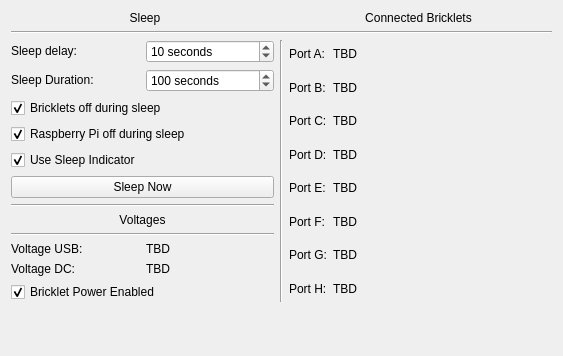
Above: src/brickv/plugin_system/plugins/hat/ui/hat.ui from Tinkerforge/brickv before the change. Below: the same form after it.
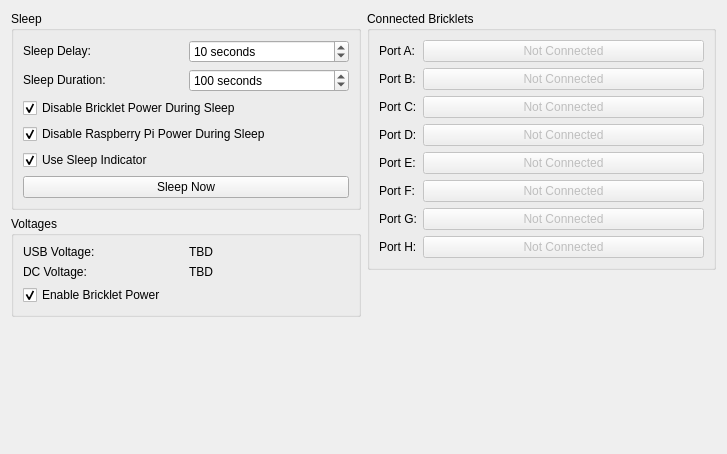
That is the form after the change.

Commit message: hat(-zero): Use group boxes and buttons for connected Bricklets

```diff
--- a/src/brickv/plugin_system/plugins/hat/ui/hat.ui
+++ b/src/brickv/plugin_system/plugins/hat/ui/hat.ui
@@ -6,67 +6,34 @@
    <rect>
     <x>0</x>
     <y>0</y>
-    <width>563</width>
-    <height>356</height>
+    <width>727</width>
+    <height>454</height>
    </rect>
   </property>
   <property name="windowTitle">
    <string>Form</string>
   </property>
-  <layout class="QVBoxLayout" name="verticalLayout">
-   <item>
-    <layout class="QHBoxLayout" name="horizontalLayout_2">
-     <item>
-      <widget class="QLabel" name="label_21">
-       <property name="text">
-        <string>Sleep</string>
-       </property>
-       <property name="alignment">
-        <set>Qt::AlignCenter</set>
-       </property>
-      </widget>
-     </item>
-     <item>
-      <widget class="QLabel" name="label_22">
-       <property name="text">
-        <string>Connected Bricklets</string>
-       </property>
-       <property name="alignment">
-        <set>Qt::AlignCenter</set>
-       </property>
-      </widget>
-     </item>
-    </layout>
-   </item>
-   <item>
-    <widget class="Line" name="line_4">
-     <property name="orientation">
-      <enum>Qt::Horizontal</enum>
-     </property>
-    </widget>
-   </item>
-   <item>
     <layout class="QHBoxLayout" name="horizontalLayout">
      <item>
-      <layout class="QHBoxLayout" name="horizontalLayout_4">
+    <layout class="QVBoxLayout" name="verticalLayout_4">
+     <item>
+      <widget class="QGroupBox" name="groupBox_3">
+       <property name="title">
+        <string>Sleep</string>
+       </property>
+       <layout class="QVBoxLayout" name="verticalLayout_3">
        <item>
         <layout class="QGridLayout" name="gridLayout_3">
-         <item row="1" column="1">
-          <widget class="QSpinBox" name="spinbox_sleep_duration">
-           <property name="suffix">
-            <string notr="true"> seconds</string>
-           </property>
-           <property name="prefix">
-            <string notr="true"/>
-           </property>
-           <property name="minimum">
-            <number>1</number>
-           </property>
-           <property name="maximum">
-            <number>100000</number>
-           </property>
-           <property name="value">
-            <number>100</number>
+          <item row="0" column="0">
+           <widget class="QLabel" name="label_13">
+            <property name="sizePolicy">
+             <sizepolicy hsizetype="Minimum" vsizetype="Fixed">
+              <horstretch>0</horstretch>
+              <verstretch>0</verstretch>
+             </sizepolicy>
+            </property>
+            <property name="text">
+             <string>Sleep Delay:</string>
            </property>
           </widget>
          </item>
@@ -105,46 +72,45 @@
            </property>
           </widget>
          </item>
-         <item row="0" column="0">
-          <widget class="QLabel" name="label_13">
-           <property name="sizePolicy">
-            <sizepolicy hsizetype="Minimum" vsizetype="Fixed">
-             <horstretch>0</horstretch>
-             <verstretch>0</verstretch>
-            </sizepolicy>
-           </property>
+          <item row="1" column="1">
+           <widget class="QSpinBox" name="spinbox_sleep_duration">
+            <property name="suffix">
+             <string notr="true"> seconds</string>
+            </property>
+            <property name="prefix">
+             <string notr="true"/>
+            </property>
+            <property name="minimum">
+             <number>1</number>
+            </property>
+            <property name="maximum">
+             <number>100000</number>
+            </property>
+            <property name="value">
+             <number>100</number>
+            </property>
+           </widget>
+          </item>
+          <item row="2" column="0" colspan="2">
+           <widget class="QCheckBox" name="checkbox_bricklets_off">
            <property name="text">
-            <string>Sleep delay:</string>
+             <string>Disable Bricklet Power During Sleep</string>
+            </property>
+            <property name="checked">
+             <bool>true</bool>
            </property>
           </widget>
          </item>
          <item row="3" column="0" colspan="2">
           <widget class="QCheckBox" name="checkbox_rpi_off">
            <property name="text">
-            <string>Raspberry Pi off during sleep</string>
+             <string>Disable Raspberry Pi Power During Sleep</string>
            </property>
            <property name="checked">
             <bool>true</bool>
            </property>
           </widget>
          </item>
-         <item row="2" column="0" colspan="2">
-          <widget class="QCheckBox" name="checkbox_bricklets_off">
-           <property name="text">
-            <string>Bricklets off during sleep</string>
-           </property>
-           <property name="checked">
-            <bool>true</bool>
-           </property>
-          </widget>
-         </item>
-         <item row="5" column="0" colspan="2">
-          <widget class="QPushButton" name="button_sleep">
-           <property name="text">
-            <string>Sleep Now</string>
-           </property>
-          </widget>
-         </item>
          <item row="4" column="0" colspan="2">
           <widget class="QCheckBox" name="checkbox_sleep_indicator">
            <property name="text">
@@ -155,202 +121,252 @@
            </property>
           </widget>
          </item>
-         <item row="10" column="1">
-          <widget class="QLabel" name="label_voltage_dc">
+          <item row="5" column="0" colspan="2">
+           <widget class="QPushButton" name="button_sleep">
+            <property name="sizePolicy">
+             <sizepolicy hsizetype="Minimum" vsizetype="Fixed">
+              <horstretch>1</horstretch>
+              <verstretch>0</verstretch>
+             </sizepolicy>
+            </property>
            <property name="text">
-            <string>TBD</string>
+             <string>Sleep Now</string>
            </property>
           </widget>
          </item>
-         <item row="9" column="1">
-          <widget class="QLabel" name="label_voltage_usb">
-           <property name="text">
-            <string>TBD</string>
-           </property>
-          </widget>
-         </item>
-         <item row="7" column="0" colspan="2">
-          <widget class="QLabel" name="label_23">
-           <property name="text">
+         </layout>
+        </item>
+       </layout>
+      </widget>
+     </item>
+     <item>
+      <widget class="QGroupBox" name="groupBox_2">
+       <property name="title">
             <string>Voltages</string>
            </property>
-           <property name="alignment">
-            <set>Qt::AlignCenter</set>
-           </property>
-          </widget>
-         </item>
-         <item row="9" column="0">
-          <widget class="QLabel" name="label">
-           <property name="text">
-            <string>Voltage USB:</string>
-           </property>
-          </widget>
-         </item>
-         <item row="11" column="0" colspan="2">
+       <layout class="QVBoxLayout" name="verticalLayout_2">
+        <item>
+         <layout class="QGridLayout" name="gridLayout">
+          <item row="2" column="0" colspan="2">
           <widget class="QCheckBox" name="bricklet_power_checkbox">
            <property name="text">
-            <string>Bricklet Power Enabled</string>
+             <string>Enable Bricklet Power</string>
            </property>
            <property name="checked">
             <bool>true</bool>
            </property>
           </widget>
          </item>
-         <item row="10" column="0">
+          <item row="1" column="0">
           <widget class="QLabel" name="label_2">
            <property name="text">
-            <string>Voltage DC:</string>
+             <string>DC Voltage:</string>
            </property>
           </widget>
          </item>
-         <item row="6" column="0" colspan="2">
-          <widget class="Line" name="line_5">
-           <property name="orientation">
-            <enum>Qt::Horizontal</enum>
+          <item row="0" column="0">
+           <widget class="QLabel" name="label">
+            <property name="text">
+             <string>USB Voltage:</string>
            </property>
           </widget>
          </item>
-         <item row="8" column="0" colspan="2">
-          <widget class="Line" name="line">
-           <property name="orientation">
-            <enum>Qt::Horizontal</enum>
+          <item row="0" column="1">
+           <widget class="QLabel" name="label_voltage_usb">
+            <property name="text">
+             <string>TBD</string>
            </property>
           </widget>
          </item>
+          <item row="1" column="1">
+           <widget class="QLabel" name="label_voltage_dc">
+            <property name="text">
+             <string>TBD</string>
+            </property>
+           </widget>
+          </item>
         </layout>
        </item>
       </layout>
+      </widget>
      </item>
      <item>
-      <widget class="Line" name="line_2">
+      <spacer name="verticalSpacer_2">
        <property name="orientation">
         <enum>Qt::Vertical</enum>
        </property>
-      </widget>
+       <property name="sizeHint" stdset="0">
+        <size>
+         <width>20</width>
+         <height>40</height>
+        </size>
+       </property>
+      </spacer>
      </item>
+    </layout>
+   </item>
+   <item>
+    <layout class="QVBoxLayout" name="verticalLayout_5">
+     <item>
+      <widget class="QGroupBox" name="groupBox">
+       <property name="title">
+        <string>Connected Bricklets</string>
+       </property>
+       <layout class="QVBoxLayout" name="verticalLayout">
      <item>
       <layout class="QGridLayout" name="gridLayout_4">
-       <item row="6" column="1">
-        <widget class="QLabel" name="port_e">
-         <property name="text">
-          <string>TBD</string>
-         </property>
-        </widget>
-       </item>
-       <item row="2" column="0">
-        <widget class="QLabel" name="label_8">
-         <property name="sizePolicy">
-          <sizepolicy hsizetype="Fixed" vsizetype="Preferred">
-           <horstretch>0</horstretch>
-           <verstretch>0</verstretch>
-          </sizepolicy>
-         </property>
-         <property name="text">
-          <string>Port A:</string>
-         </property>
-        </widget>
-       </item>
-       <item row="3" column="0">
+          <item row="1" column="0">
         <widget class="QLabel" name="label_9">
          <property name="text">
           <string>Port B:</string>
          </property>
         </widget>
        </item>
-       <item row="4" column="0">
+          <item row="2" column="0">
         <widget class="QLabel" name="label_14">
          <property name="text">
           <string>Port C:</string>
          </property>
         </widget>
        </item>
-       <item row="5" column="0">
+          <item row="3" column="0">
         <widget class="QLabel" name="label_16">
          <property name="text">
           <string>Port D:</string>
          </property>
         </widget>
        </item>
-       <item row="6" column="0">
+          <item row="4" column="0">
         <widget class="QLabel" name="label_17">
          <property name="text">
           <string>Port E:</string>
          </property>
         </widget>
        </item>
-       <item row="7" column="0">
+          <item row="5" column="0">
         <widget class="QLabel" name="label_18">
          <property name="text">
           <string>Port F:</string>
          </property>
         </widget>
        </item>
-       <item row="9" column="0">
+          <item row="7" column="0">
         <widget class="QLabel" name="label_20">
          <property name="text">
           <string>Port H:</string>
          </property>
         </widget>
        </item>
-       <item row="8" column="0">
+          <item row="6" column="0">
         <widget class="QLabel" name="label_19">
          <property name="text">
           <string>Port G:</string>
          </property>
         </widget>
        </item>
+          <item row="0" column="1">
+           <widget class="QPushButton" name="port_a">
+            <property name="enabled">
+             <bool>false</bool>
+            </property>
+            <property name="sizePolicy">
+             <sizepolicy hsizetype="Minimum" vsizetype="Fixed">
+              <horstretch>1</horstretch>
+              <verstretch>0</verstretch>
+             </sizepolicy>
+            </property>
+            <property name="text">
+             <string>Not Connected</string>
+            </property>
+           </widget>
+          </item>
+          <item row="0" column="0">
+           <widget class="QLabel" name="label_8">
+            <property name="sizePolicy">
+             <sizepolicy hsizetype="Fixed" vsizetype="Preferred">
+              <horstretch>0</horstretch>
+              <verstretch>0</verstretch>
+             </sizepolicy>
+            </property>
+            <property name="text">
+             <string>Port A:</string>
+            </property>
+           </widget>
+          </item>
+          <item row="1" column="1">
+           <widget class="QPushButton" name="port_b">
+            <property name="enabled">
+             <bool>false</bool>
+            </property>
+            <property name="text">
+             <string>Not Connected</string>
+            </property>
+           </widget>
+          </item>
        <item row="2" column="1">
-        <widget class="QLabel" name="port_a">
+           <widget class="QPushButton" name="port_c">
+            <property name="enabled">
+             <bool>false</bool>
+            </property>
          <property name="text">
-          <string>TBD</string>
+             <string>Not Connected</string>
          </property>
         </widget>
        </item>
        <item row="3" column="1">
-        <widget class="QLabel" name="port_b">
+           <widget class="QPushButton" name="port_d">
+            <property name="enabled">
+             <bool>false</bool>
+            </property>
          <property name="text">
-          <string>TBD</string>
+             <string>Not Connected</string>
          </property>
         </widget>
        </item>
        <item row="4" column="1">
-        <widget class="QLabel" name="port_c">
+           <widget class="QPushButton" name="port_e">
+            <property name="enabled">
+             <bool>false</bool>
+            </property>
          <property name="text">
-          <string>TBD</string>
+             <string>Not Connected</string>
          </property>
         </widget>
        </item>
        <item row="5" column="1">
-        <widget class="QLabel" name="port_d">
+           <widget class="QPushButton" name="port_f">
+            <property name="enabled">
+             <bool>false</bool>
+            </property>
          <property name="text">
-          <string>TBD</string>
+             <string>Not Connected</string>
+            </property>
+           </widget>
+          </item>
+          <item row="6" column="1">
+           <widget class="QPushButton" name="port_g">
+            <property name="enabled">
+             <bool>false</bool>
+            </property>
+            <property name="text">
+             <string>Not Connected</string>
          </property>
         </widget>
        </item>
        <item row="7" column="1">
-        <widget class="QLabel" name="port_f">
-         <property name="text">
-          <string>TBD</string>
-         </property>
-        </widget>
-       </item>
-       <item row="8" column="1">
-        <widget class="QLabel" name="port_g">
+           <widget class="QPushButton" name="port_h">
+            <property name="enabled">
+             <bool>false</bool>
+            </property>
          <property name="text">
-          <string>TBD</string>
+             <string>Not Connected</string>
          </property>
         </widget>
        </item>
-       <item row="9" column="1">
-        <widget class="QLabel" name="port_h">
-         <property name="text">
-          <string>TBD</string>
-         </property>
-        </widget>
-       </item>
       </layout>
      </item>
     </layout>
+      </widget>
    </item>
    <item>
     <spacer name="verticalSpacer">
@@ -366,6 +382,12 @@
     </spacer>
    </item>
   </layout>
+   </item>
+  </layout>
+  <zorder>label_voltage_dc</zorder>
+  <zorder>verticalLayoutWidget</zorder>
+  <zorder>groupBox_3</zorder>
+  <zorder>verticalLayoutWidget_2</zorder>
  </widget>
  <resources/>
  <connections/>
```
Lines whose indentation alone changed are shown as unchanged. The commit also changes 3 other files.
